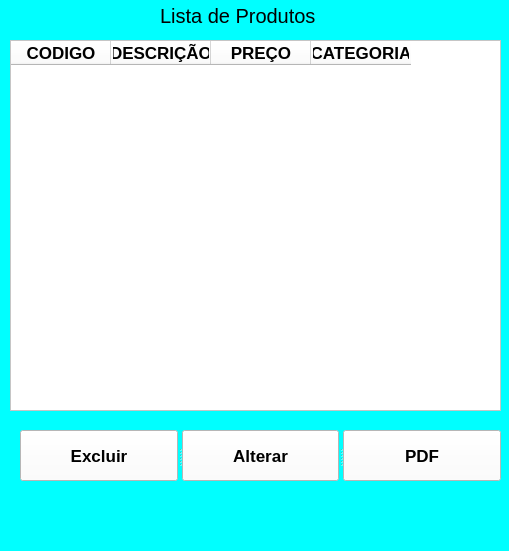
This is listar_dados.ui in rmoldem/Python as Qt 5 draws it before an edit. The edited form follows.
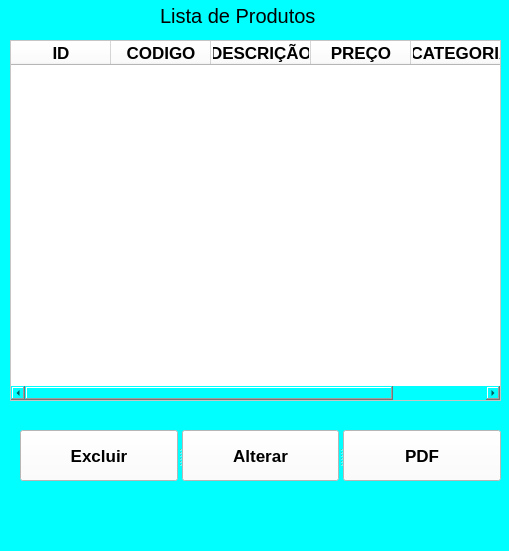
This is the edited form.

Commit message: Aprendendo a usar o Desenvolvimento Gráfico para Python mudado

What changed in the file:
```diff
--- a/listar_dados.ui
+++ b/listar_dados.ui
@@ -41,7 +41,7 @@
       <x>10</x>
       <y>40</y>
       <width>491</width>
-      <height>371</height>
+      <height>361</height>
      </rect>
     </property>
     <property name="font">
@@ -54,6 +54,18 @@
     <property name="styleSheet">
      <string notr="true">background-color: rgb(255, 255, 255);</string>
     </property>
+    <column>
+     <property name="text">
+      <string>ID</string>
+     </property>
+     <property name="font">
+      <font>
+       <pointsize>13</pointsize>
+       <weight>75</weight>
+       <bold>true</bold>
+      </font>
+     </property>
+    </column>
     <column>
      <property name="text">
       <string>CODIGO</string>
```
The commit also changes 2 other files.
